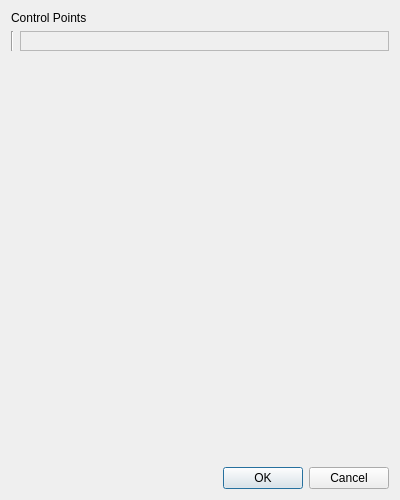
Old version of the form LightDrive/Workspace/Dialogs/desk_wire_config.ui in the repository Nmstr/LightDrive.
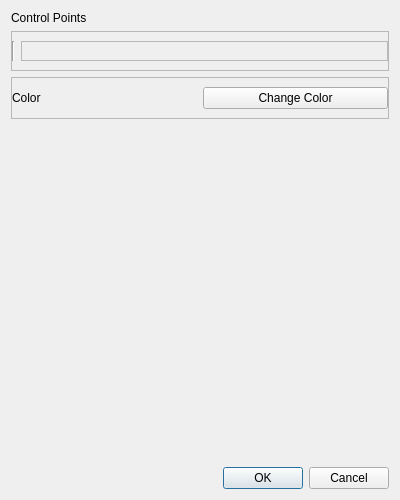
New version of the form.

Commit message: wires can now change colors

```diff
--- a/LightDrive/Workspace/Dialogs/desk_wire_config.ui
+++ b/LightDrive/Workspace/Dialogs/desk_wire_config.ui
@@ -13,36 +13,83 @@
   <property name="windowTitle">
    <string>Form</string>
   </property>
-  <layout class="QGridLayout" name="gridLayout">
-   <item row="3" column="1">
-    <widget class="QDialogButtonBox" name="button_box">
-     <property name="orientation">
-      <enum>Qt::Orientation::Horizontal</enum>
+  <layout class="QVBoxLayout" name="verticalLayout_2">
+   <item>
+    <widget class="QLabel" name="control_points_label">
+     <property name="text">
+      <string>Control Points</string>
      </property>
-     <property name="standardButtons">
-      <set>QDialogButtonBox::StandardButton::Cancel|QDialogButtonBox::StandardButton::Ok</set>
-     </property>
     </widget>
    </item>
-   <item row="1" column="1">
-    <widget class="QFrame" name="control_points_frame">
+   <item>
+    <widget class="QFrame" name="control_points_container">
      <property name="frameShape">
       <enum>QFrame::Shape::StyledPanel</enum>
      </property>
      <property name="frameShadow">
       <enum>QFrame::Shadow::Raised</enum>
      </property>
-     <layout class="QVBoxLayout" name="verticalLayout"/>
+     <layout class="QHBoxLayout" name="horizontalLayout">
+      <property name="leftMargin">
+       <number>0</number>
+      </property>
+      <property name="rightMargin">
+       <number>0</number>
+      </property>
+      <item>
+       <widget class="Line" name="control_points_line">
+        <property name="orientation">
+         <enum>Qt::Orientation::Vertical</enum>
+        </property>
+       </widget>
+      </item>
+      <item>
+       <widget class="QFrame" name="control_points_frame">
+        <property name="frameShape">
+         <enum>QFrame::Shape::StyledPanel</enum>
+        </property>
+        <property name="frameShadow">
+         <enum>QFrame::Shadow::Raised</enum>
+        </property>
+        <layout class="QVBoxLayout" name="verticalLayout"/>
+       </widget>
+      </item>
+     </layout>
     </widget>
    </item>
-   <item row="1" column="0">
-    <widget class="Line" name="control_points_line">
-     <property name="orientation">
-      <enum>Qt::Orientation::Vertical</enum>
+   <item>
+    <widget class="QFrame" name="color_frame">
+     <property name="frameShape">
+      <enum>QFrame::Shape::StyledPanel</enum>
      </property>
+     <property name="frameShadow">
+      <enum>QFrame::Shadow::Raised</enum>
+     </property>
+     <layout class="QHBoxLayout" name="horizontalLayout_2">
+      <property name="leftMargin">
+       <number>0</number>
+      </property>
+      <property name="rightMargin">
+       <number>0</number>
+      </property>
+      <item>
+       <widget class="QLabel" name="color_label">
+        <property name="text">
+         <string>Color</string>
+        </property>
+       </widget>
+      </item>
+      <item>
+       <widget class="QPushButton" name="change_color_btn">
+        <property name="text">
+         <string>Change Color</string>
+        </property>
+       </widget>
+      </item>
+     </layout>
     </widget>
    </item>
-   <item row="2" column="1">
+   <item>
     <spacer name="verticalSpacer">
      <property name="orientation">
       <enum>Qt::Orientation::Vertical</enum>
@@ -55,10 +102,13 @@
      </property>
     </spacer>
    </item>
-   <item row="0" column="0" colspan="2">
-    <widget class="QLabel" name="control_points_label">
-     <property name="text">
-      <string>Control Points</string>
+   <item>
+    <widget class="QDialogButtonBox" name="button_box">
+     <property name="orientation">
+      <enum>Qt::Orientation::Horizontal</enum>
+     </property>
+     <property name="standardButtons">
+      <set>QDialogButtonBox::StandardButton::Cancel|QDialogButtonBox::StandardButton::Ok</set>
      </property>
     </widget>
    </item>
```
The commit also changes 2 other files.
